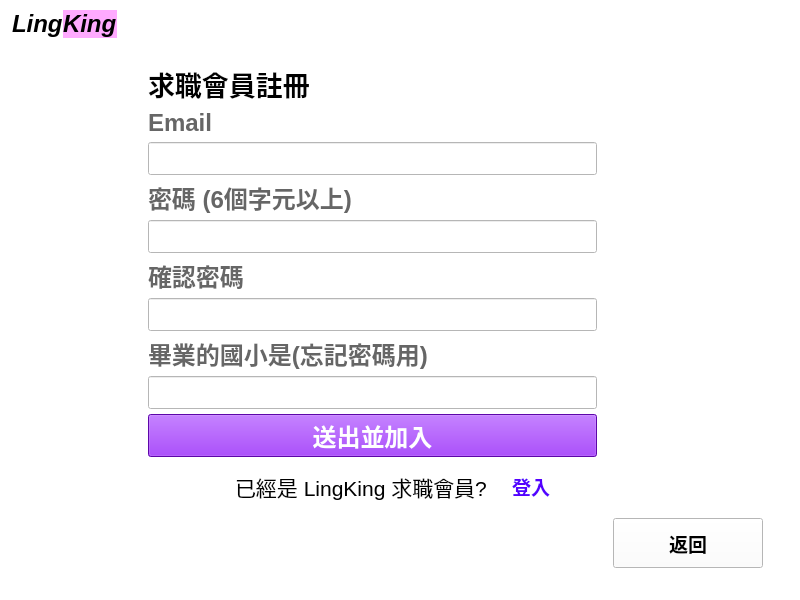
Before: the Qt Designer form UI/user_register.ui in smilesmilehero/Advanced_Python_final_project_resume_system, drawn with Qt 5.
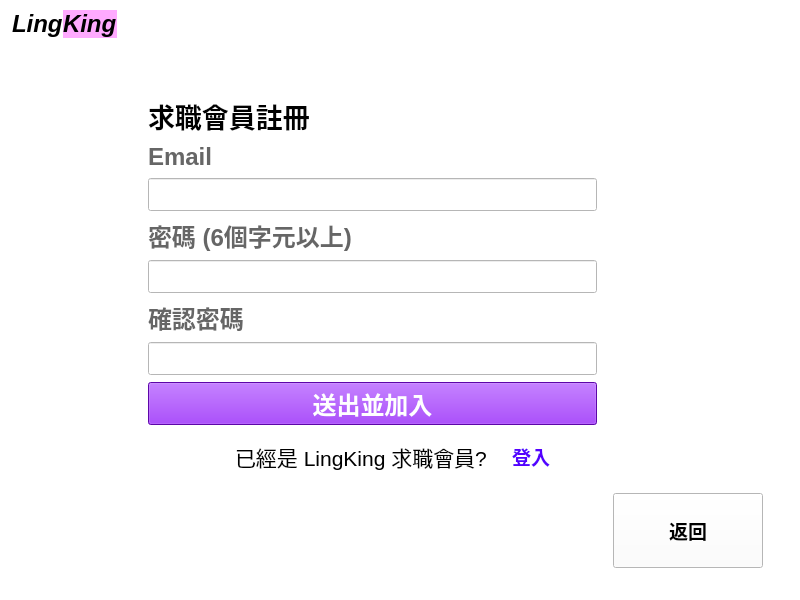
After: the same form once the commit is applied.

The edit to the form file:
```diff
--- a/UI/user_register.ui
+++ b/UI/user_register.ui
@@ -753,207 +753,6 @@
           </property>
          </widget>
         </item>
-        <item>
-         <widget class="QLabel" name="label_8">
-          <property name="sizePolicy">
-           <sizepolicy hsizetype="Maximum" vsizetype="Fixed">
-            <horstretch>0</horstretch>
-            <verstretch>1</verstretch>
-           </sizepolicy>
-          </property>
-          <property name="maximumSize">
-           <size>
-            <width>480</width>
-            <height>16777215</height>
-           </size>
-          </property>
-          <property name="palette">
-           <palette>
-            <active>
-             <colorrole role="WindowText">
-              <brush brushstyle="SolidPattern">
-               <color alpha="255">
-                <red>102</red>
-                <green>102</green>
-                <blue>102</blue>
-               </color>
-              </brush>
-             </colorrole>
-             <colorrole role="Button">
-              <brush brushstyle="SolidPattern">
-               <color alpha="255">
-                <red>255</red>
-                <green>255</green>
-                <blue>255</blue>
-               </color>
-              </brush>
-             </colorrole>
-             <colorrole role="Text">
-              <brush brushstyle="SolidPattern">
-               <color alpha="255">
-                <red>156</red>
-                <green>156</green>
-                <blue>156</blue>
-               </color>
-              </brush>
-             </colorrole>
-             <colorrole role="Base">
-              <brush brushstyle="SolidPattern">
-               <color alpha="255">
-                <red>255</red>
-                <green>255</green>
-                <blue>255</blue>
-               </color>
-              </brush>
-             </colorrole>
-             <colorrole role="Window">
-              <brush brushstyle="SolidPattern">
-               <color alpha="255">
-                <red>255</red>
-                <green>255</green>
-                <blue>255</blue>
-               </color>
-              </brush>
-             </colorrole>
-            </active>
-            <inactive>
-             <colorrole role="WindowText">
-              <brush brushstyle="SolidPattern">
-               <color alpha="255">
-                <red>102</red>
-                <green>102</green>
-                <blue>102</blue>
-               </color>
-              </brush>
-             </colorrole>
-             <colorrole role="Button">
-              <brush brushstyle="SolidPattern">
-               <color alpha="255">
-                <red>255</red>
-                <green>255</green>
-                <blue>255</blue>
-               </color>
-              </brush>
-             </colorrole>
-             <colorrole role="Text">
-              <brush brushstyle="SolidPattern">
-               <color alpha="255">
-                <red>156</red>
-                <green>156</green>
-                <blue>156</blue>
-               </color>
-              </brush>
-             </colorrole>
-             <colorrole role="Base">
-              <brush brushstyle="SolidPattern">
-               <color alpha="255">
-                <red>255</red>
-                <green>255</green>
-                <blue>255</blue>
-               </color>
-              </brush>
-             </colorrole>
-             <colorrole role="Window">
-              <brush brushstyle="SolidPattern">
-               <color alpha="255">
-                <red>255</red>
-                <green>255</green>
-                <blue>255</blue>
-               </color>
-              </brush>
-             </colorrole>
-            </inactive>
-            <disabled>
-             <colorrole role="WindowText">
-              <brush brushstyle="SolidPattern">
-               <color alpha="255">
-                <red>120</red>
-                <green>120</green>
-                <blue>120</blue>
-               </color>
-              </brush>
-             </colorrole>
-             <colorrole role="Button">
-              <brush brushstyle="SolidPattern">
-               <color alpha="255">
-                <red>255</red>
-                <green>255</green>
-                <blue>255</blue>
-               </color>
-              </brush>
-             </colorrole>
-             <colorrole role="Text">
-              <brush brushstyle="SolidPattern">
-               <color alpha="255">
-                <red>120</red>
-                <green>120</green>
-                <blue>120</blue>
-               </color>
-              </brush>
-             </colorrole>
-             <colorrole role="Base">
-              <brush brushstyle="SolidPattern">
-               <color alpha="255">
-                <red>255</red>
-                <green>255</green>
-                <blue>255</blue>
-               </color>
-              </brush>
-             </colorrole>
-             <colorrole role="Window">
-              <brush brushstyle="SolidPattern">
-               <color alpha="255">
-                <red>255</red>
-                <green>255</green>
-                <blue>255</blue>
-               </color>
-              </brush>
-             </colorrole>
-            </disabled>
-           </palette>
-          </property>
-          <property name="font">
-           <font>
-            <pointsize>18</pointsize>
-            <weight>75</weight>
-            <bold>true</bold>
-           </font>
-          </property>
-          <property name="focusPolicy">
-           <enum>Qt::NoFocus</enum>
-          </property>
-          <property name="styleSheet">
-           <string notr="true"/>
-          </property>
-          <property name="text">
-           <string>畢業的國小是(忘記密碼用)</string>
-          </property>
-          <property name="buddy">
-           <cstring>email_input</cstring>
-          </property>
-         </widget>
-        </item>
-        <item>
-         <widget class="QLineEdit" name="school_input">
-          <property name="sizePolicy">
-           <sizepolicy hsizetype="Maximum" vsizetype="Fixed">
-            <horstretch>0</horstretch>
-            <verstretch>2</verstretch>
-           </sizepolicy>
-          </property>
-          <property name="maximumSize">
-           <size>
-            <width>480</width>
-            <height>16777215</height>
-           </size>
-          </property>
-          <property name="font">
-           <font>
-            <pointsize>16</pointsize>
-           </font>
-          </property>
-         </widget>
-        </item>
         <item>
          <widget class="QPushButton" name="send_btn">
           <property name="sizePolicy">
```
